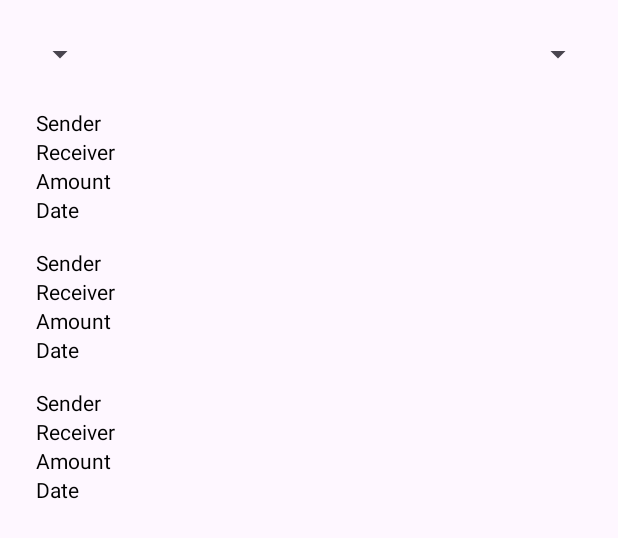
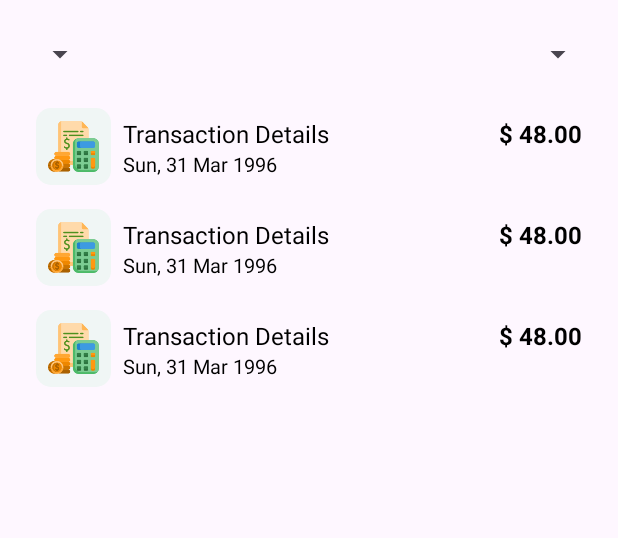
Before and after one commit to DSKarthikeyan/Expense-Tracker, an Android app: the layout content_expense_history.xml on its own in the app's theme, with its tools: preview values and no code run, on a phone screen of 412 x 824 dp. Shown: the top 538 px of the screen. Run offline under Robolectric (Android 15) with nearby library versions, the phone set to English and light mode, and no system bars.

Commit message:
Design Fix

```diff
--- a/app/src/main/java/com/dsk/myexpense/expense_module/ui/view/homedetails/HomeDetailsFragment.kt
+++ b/app/src/main/java/com/dsk/myexpense/expense_module/ui/view/homedetails/HomeDetailsFragment.kt
@@ -6,7 +6,6 @@ import android.util.Log
 import android.view.LayoutInflater
 import android.view.View
 import android.view.ViewGroup
-import android.widget.Toast
 import androidx.core.app.ActivityCompat
 import androidx.fragment.app.Fragment
 import androidx.fragment.app.viewModels
@@ -133,10 +132,10 @@ class HomeDetailsFragment : Fragment(), MyItemRecyclerViewAdapter.ExpenseDetailC
             // Check if allExpenseDetails is not null and has items in it
             val allExpenses = homeDetailsViewModel.allExpenseDetails.value
             if (!allExpenses.isNullOrEmpty()) {
-                val expenseDetailsBottomSheet = ExpenseDetailsFragment()
+                val expenseDetailsBottomSheet = ExpenseHistoryFragment()
                 expenseDetailsBottomSheet.show(
                     parentFragmentManager,  // Use this if you're inside a fragment
-                    expenseDetailsBottomSheet.tag
+                   "ExpenseDetailsHistoryBottomSheet"
                 )
             }
         }
--- a/app/src/main/res/layout/fragment_expense_details.xml
+++ b/app/src/main/res/layout/content_expense_history.xml
@@ -29,6 +29,6 @@
         android:layout_height="0dp"
         android:layout_marginTop="16dp"
         app:layout_constraintTop_toBottomOf="@+id/spinnerCategoryFilter"
-        tools:listitem="@layout/item_expense" />
+        tools:listitem="@layout/item_group_list_detail" />
 
 </androidx.constraintlayout.widget.ConstraintLayout>
--- a/app/src/main/res/layout/item_expense.xml
+++ /dev/null
@@ -1,39 +0,0 @@
-<?xml version="1.0" encoding="utf-8"?>
-<androidx.constraintlayout.widget.ConstraintLayout xmlns:android="http://schemas.android.com/apk/res/android"
-    xmlns:app="http://schemas.android.com/apk/res-auto"
-    android:layout_width="match_parent"
-    android:layout_height="wrap_content"
-    android:padding="8dp">
-
-    <TextView
-        android:id="@+id/senderName"
-        android:layout_width="wrap_content"
-        android:layout_height="wrap_content"
-        android:text="Sender"
-        app:layout_constraintStart_toStartOf="parent"
-        app:layout_constraintTop_toTopOf="parent" />
-
-    <TextView
-        android:id="@+id/receiverName"
-        android:layout_width="wrap_content"
-        android:layout_height="wrap_content"
-        android:text="Receiver"
-        app:layout_constraintStart_toStartOf="parent"
-        app:layout_constraintTop_toBottomOf="@+id/senderName" />
-
-    <TextView
-        android:id="@+id/amount"
-        android:layout_width="wrap_content"
-        android:layout_height="wrap_content"
-        android:text="Amount"
-        app:layout_constraintStart_toStartOf="parent"
-        app:layout_constraintTop_toBottomOf="@+id/receiverName" />
-
-    <TextView
-        android:id="@+id/date"
-        android:layout_width="wrap_content"
-        android:layout_height="wrap_content"
-        android:text="Date"
-        app:layout_constraintStart_toStartOf="parent"
-        app:layout_constraintTop_toBottomOf="@+id/amount" />
-</androidx.constraintlayout.widget.ConstraintLayout>
--- a/app/src/main/res/values/colors.xml
+++ b/app/src/main/res/values/colors.xml
@@ -6,7 +6,7 @@
 
     <color name="black">#FF000000</color>
     <color name="white">#FFFFFFFF</color>
-    <color name="light_white">#FBFBFB</color>
+    <color name="light_white">#E5E5E5</color>
     <color name="teal_200">#FF03DAC5</color>
     <color name="teal_dark">#29756F</color>
     <color name="teal_700">#438883</color>
--- a/app/src/main/res/values/strings.xml
+++ b/app/src/main/res/values/strings.xml
@@ -64,6 +64,8 @@
     <string name="text_expense_name">Expense Name</string>
     <string name="text_category">Category</string>
     <string name="text_cards">Cards</string>
+    <string name="text_card_details">Card Details</string>
+    <string name="text_card_name">Card Name</string>
     <string name="text_card_number">Card Number</string>
     <string name="text_name_on_card">Name on Card</string>
     <string name="text_expiry_date">Expiry Date (MM/YY)</string>
@@ -77,6 +79,7 @@
     <string name="text_add_card">Add Card</string>
     <string name="text_with_you">With you and:</string>
     <string name="text_overall_you_owe">Overall You Owe %d</string>
+    <string name="text_all_categories">All Categories</string>
     <string name="text_settle_up">Settle Up</string>
     <string name="text_settings">Settings</string>
     <string name="text_share_app_url">Share App URL</string>
@@ -91,7 +94,7 @@
     <string name="text_choose_group">Choose group</string>
     <string name="text_per_person">%d/person</string>
     <string name="text_person_count">(%d person)</string>
-    <string name="text_all">all</string>
+    <string name="text_all">All</string>
     <string name="text_currency_placeholder">0.00</string>
     <string name="text_friends_details_placeholder">Enter name, emails, or phone</string>
 
--- a/app/src/main/res/values/styles.xml
+++ b/app/src/main/res/values/styles.xml
@@ -164,9 +164,7 @@
     </style>
 
     <style name="CustomButtonShape" parent="ShapeAppearance.MaterialComponents">
-        <item name="cornerFamily">rounded</item>
         <item name="android:background">@drawable/tab_selector_chart</item>
-        <item name="cornerSize">12dp</item>
     </style>
 
     <style name="MaterialButtonStyle" parent="Widget.MaterialComponents.Button.TextButton">
@@ -174,6 +172,6 @@
         <item name="rippleColor">@color/selected_button_ripple</item>
         <item name="android:padding">8dp</item>
         <item name="android:textColor">@color/black</item>
-        <item name="shapeAppearance">@style/CustomButtonShape</item>
+<!--        <item name="shapeAppearance">@style/CustomButtonShape</item>-->
     </style>
 </resources>
```
Also changed, not shown: app/src/main/java/com/dsk/myexpense/expense_module/ui/adapter/ExpenseAdapter.kt (deleted, +0 -54 lines), app/src/main/java/com/dsk/myexpense/expense_module/ui/view/homedetails/ExpenseHistoryFragment.kt (renamed from app/src/main/java/com/dsk/myexpense/expense_module/ui/view/homedetails/ExpenseDetailsFragment.kt, +40 -29 lines), app/src/main/java/com/dsk/myexpense/expense_module/ui/view/statisticsdetails/StatisticsDetailsFragment.kt (+3 -7 lines), app/src/main/java/com/dsk/myexpense/expense_module/ui/view/wallet/CardsFragment.kt (+7 -7 lines), app/src/main/res/layout/activity_expense_history.xml (added, +13 -0 lines), app/src/main/res/layout/bottom_sheet_expense_filter.xml (deleted, +0 -46 lines), app/src/main/res/layout/content_add_new_expense.xml (+7 -5 lines).
